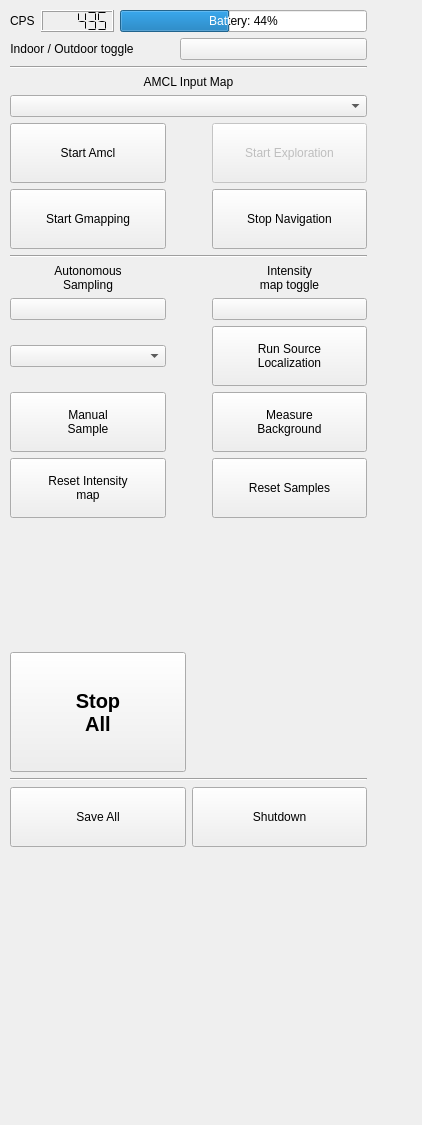
The window that src/dashboard_panel.ui (mikewrock/reg_loc) describes before a commit, drawn with Qt 5.
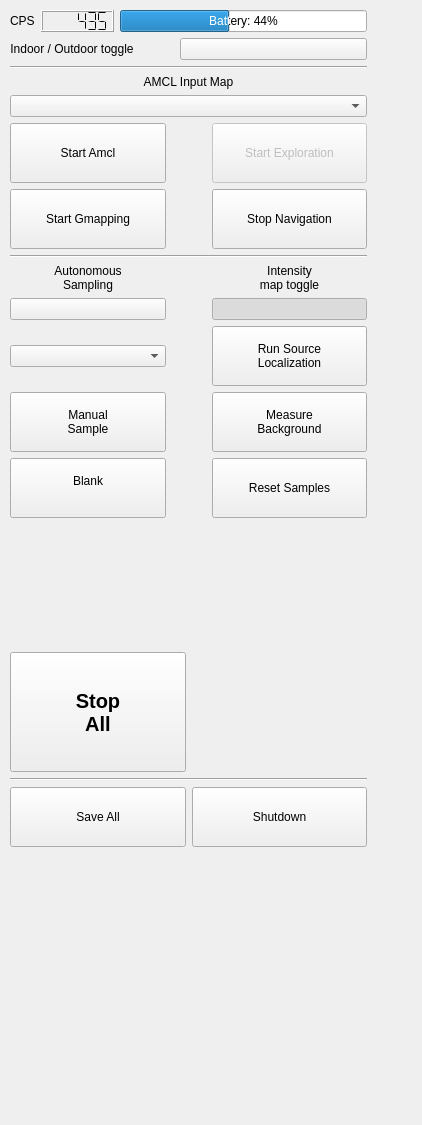
The same window after the commit. Custom widgets are drawn as their Qt base class.

Commit message: Heatmap button changed to enable/disable heatmap

Diff of the .ui file:
```diff
--- a/src/dashboard_panel.ui
+++ b/src/dashboard_panel.ui
@@ -391,8 +391,8 @@
          </size>
         </property>
         <property name="text">
-         <string>Reset Intensity
-map</string>
+         <string>Blank
+</string>
         </property>
         <property name="autoDefault">
          <bool>false</bool>
@@ -558,9 +558,18 @@
         <property name="text">
          <string/>
         </property>
+        <property name="checkable">
+         <bool>true</bool>
+        </property>
+        <property name="checked">
+         <bool>true</bool>
+        </property>
         <property name="autoDefault">
          <bool>false</bool>
         </property>
+        <property name="default">
+         <bool>false</bool>
+        </property>
         <property name="flat">
          <bool>false</bool>
         </property>
```
Left out of the diff: 2 changed lines with no effect on the pictures. The commit also changes 2 other files.
